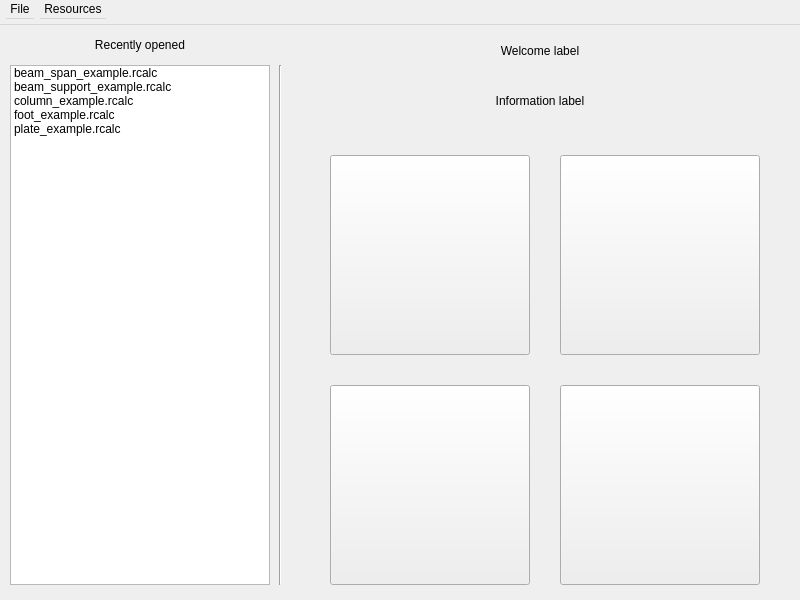
First picture: the form in app/designer/ui.ui, repository michalkowal66/reinfCalc, before the edit.
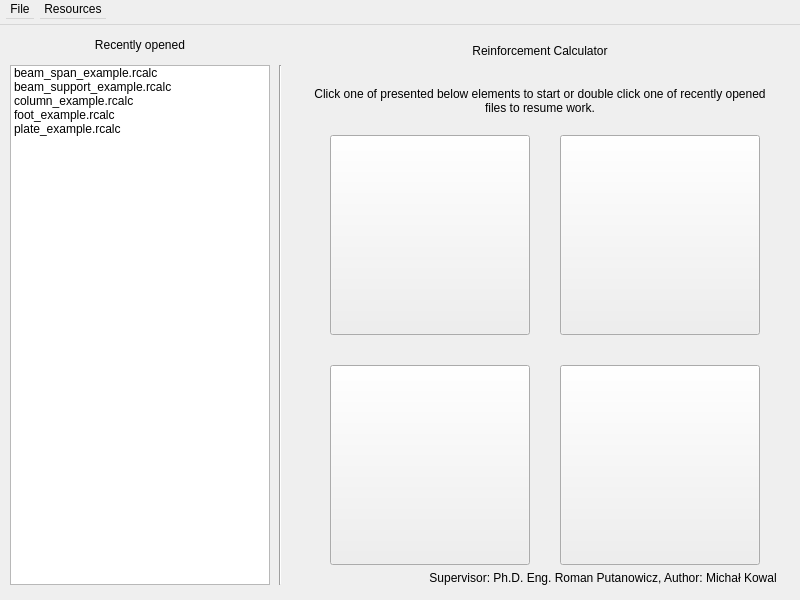
Second picture: the form after the edit.

Commit message: Add welcome message and credits

Patch:
```diff
--- a/app/designer/ui.ui
+++ b/app/designer/ui.ui
@@ -75,11 +75,14 @@
        </rect>
       </property>
       <property name="text">
-       <string>Information label</string>
+       <string>Click one of presented below elements to start or double click one of recently opened files to resume work.</string>
       </property>
       <property name="alignment">
        <set>Qt::AlignCenter</set>
       </property>
+      <property name="wordWrap">
+       <bool>true</bool>
+      </property>
      </widget>
      <widget class="QListWidget" name="recently_opened_list">
       <property name="geometry">
@@ -126,7 +129,7 @@
        </rect>
       </property>
       <property name="text">
-       <string>Welcome label</string>
+       <string>Reinforcement Calculator</string>
       </property>
       <property name="alignment">
        <set>Qt::AlignCenter</set>
@@ -165,7 +168,7 @@
       <property name="geometry">
        <rect>
         <x>330</x>
-        <y>130</y>
+        <y>110</y>
         <width>200</width>
         <height>200</height>
        </rect>
@@ -178,7 +181,7 @@
       <property name="geometry">
        <rect>
         <x>560</x>
-        <y>130</y>
+        <y>110</y>
         <width>200</width>
         <height>200</height>
        </rect>
@@ -191,7 +194,7 @@
       <property name="geometry">
        <rect>
         <x>330</x>
-        <y>360</y>
+        <y>340</y>
         <width>200</width>
         <height>200</height>
        </rect>
@@ -204,7 +207,7 @@
       <property name="geometry">
        <rect>
         <x>560</x>
-        <y>360</y>
+        <y>340</y>
         <width>200</width>
         <height>200</height>
        </rect>
@@ -213,6 +216,25 @@
        <string/>
       </property>
      </widget>
+     <widget class="QLabel" name="info_lbl_2">
+      <property name="geometry">
+       <rect>
+        <x>320</x>
+        <y>540</y>
+        <width>460</width>
+        <height>25</height>
+       </rect>
+      </property>
+      <property name="text">
+       <string>Supervisor: Ph.D. Eng. Roman Putanowicz, Author: Michał Kowal </string>
+      </property>
+      <property name="alignment">
+       <set>Qt::AlignRight|Qt::AlignTrailing|Qt::AlignVCenter</set>
+      </property>
+      <property name="wordWrap">
+       <bool>true</bool>
+      </property>
+     </widget>
     </widget>
     <widget class="QWidget" name="main_page">
      <property name="styleSheet">
```
The commit also changes 1 other file.
